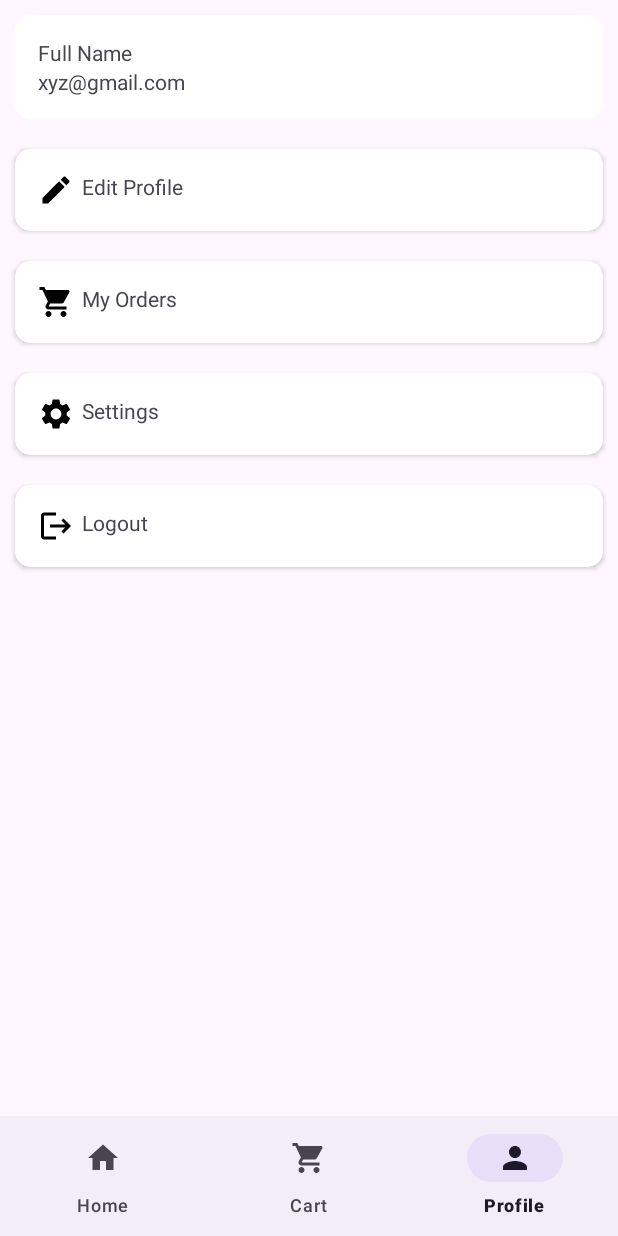
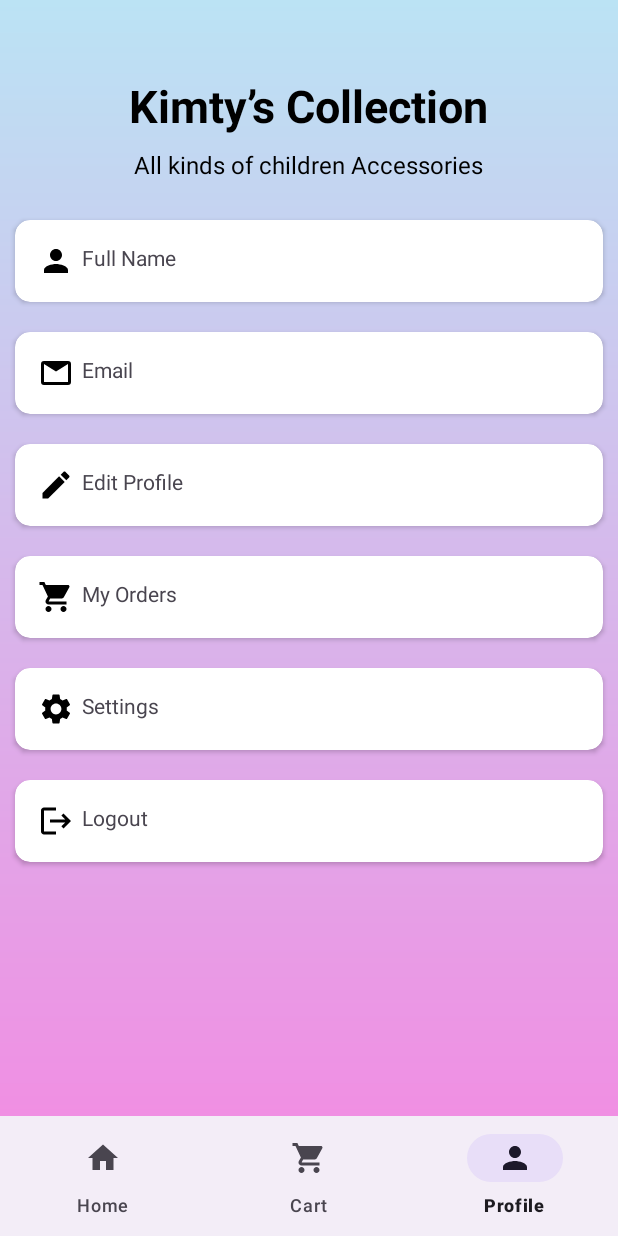
Before and after one commit to KimtyShrestha/Android-Final-Project---Kimty-s-Collection-, an Android app: the HomeFragment screen opened directly, with no data from a screen before it, item 3 of the bottom bar chosen, on a phone screen of 412 x 824 dp. Run offline under Robolectric (Android 15) with nearby library versions, the phone set to English and light mode, and no system bars; our stand-ins replace Firebase (no records; nobody signed in at launch, a user with empty details on screens opened directly).

Commit message:
Xml files updatd

```diff
--- /dev/null
+++ b/app/src/main/res/drawable/baseline_email_24.xml
@@ -0,0 +1,9 @@
+<vector xmlns:android="http://schemas.android.com/apk/res/android"
+    android:width="24dp"
+    android:height="24dp"
+    android:viewportWidth="24"
+    android:viewportHeight="24">
+    <path
+        android:fillColor="#000000"
+        android:pathData="M22,6V18A2,2 0 0,1 20,20H4A2,2 0 0,1 2,18V6A2,2 0 0,1 4,4H20A2,2 0 0,1 22,6M20,6L12,11L4,6V18H20V6Z" />
+</vector>
--- a/app/src/main/res/layout/activity_login.xml
+++ b/app/src/main/res/layout/activity_login.xml
@@ -7,7 +7,6 @@
     android:padding="16dp"
     tools:context=".ui.activity.LoginActivity"
     android:background="@drawable/background_gradient">
-
     <TextView
         android:layout_width="wrap_content"
         android:layout_height="wrap_content"
@@ -27,6 +26,7 @@
         android:textSize="16sp"
         android:layout_gravity="center"
         android:paddingBottom="16dp" />
+
 
     <EditText
         android:id="@+id/editEmail"
--- a/app/src/main/res/layout/activity_navigation.xml
+++ b/app/src/main/res/layout/activity_navigation.xml
@@ -5,6 +5,7 @@
     android:id="@+id/main"
     android:layout_width="match_parent"
     android:layout_height="match_parent"
+    android:background="@drawable/background_gradient"
     tools:context=".ui.activity.NavigationActivity">
 
 
--- a/app/src/main/res/layout/activity_product_dashboard.xml
+++ b/app/src/main/res/layout/activity_product_dashboard.xml
@@ -5,6 +5,7 @@
     android:id="@+id/main"
     android:layout_width="match_parent"
     android:layout_height="match_parent"
+    android:background="@drawable/background_gradient"
     tools:context=".ui.activity.ProductDashboardActivity">
 
     <androidx.recyclerview.widget.RecyclerView
--- a/app/src/main/res/layout/fragment_cart.xml
+++ b/app/src/main/res/layout/fragment_cart.xml
@@ -3,6 +3,8 @@
     xmlns:tools="http://schemas.android.com/tools"
     android:layout_width="match_parent"
     android:layout_height="match_parent"
+    android:background="@drawable/background_gradient"
+
     tools:context=".ui.fragment.CartFragment">
 
     <!-- TODO: Update blank fragment layout -->
--- a/app/src/main/res/layout/fragment_category.xml
+++ b/app/src/main/res/layout/fragment_category.xml
@@ -3,6 +3,7 @@
     xmlns:tools="http://schemas.android.com/tools"
     android:layout_width="match_parent"
     android:layout_height="match_parent"
+    android:background="@drawable/background_gradient"
     tools:context=".ui.fragment.CategoryFragment">
 
     <!-- TODO: Update blank fragment layout -->
--- a/app/src/main/res/layout/fragment_home.xml
+++ b/app/src/main/res/layout/fragment_home.xml
@@ -3,7 +3,8 @@
     xmlns:tools="http://schemas.android.com/tools"
     android:layout_width="match_parent"
     android:layout_height="match_parent"
-    tools:context=".ui.fragment.HomeFragment">
+    tools:context=".ui.fragment.HomeFragment"
+    android:background="@drawable/background_gradient">
 
     <!-- TODO: Update blank fragment layout -->
     <TextView
--- a/app/src/main/res/layout/fragment_profile.xml
+++ b/app/src/main/res/layout/fragment_profile.xml
@@ -5,28 +5,79 @@
     xmlns:app="http://schemas.android.com/apk/res-auto"
     android:orientation="vertical"
     android:layout_height="match_parent"
+    android:background="@drawable/background_gradient"
     tools:context=".ui.fragment.ProfileFragment">
 
+    <TextView
+        android:layout_width="wrap_content"
+        android:layout_height="wrap_content"
+        android:text="Kimty’s Collection"
+        android:textSize="30sp"
+        android:textStyle="bold"
+        android:textColor="@color/black"
+        android:layout_gravity="center"
+        android:paddingBottom="8dp"
+        android:layout_marginTop="50dp"/>
+
+    <TextView
+        android:layout_width="wrap_content"
+        android:layout_height="wrap_content"
+        android:text="All kinds of children Accessories"
+        android:textColor="@color/black"
+        android:textSize="16sp"
+        android:layout_gravity="center"
+        android:paddingBottom="16dp" />
 
 
+    <!-- Full Name Box -->
     <androidx.cardview.widget.CardView
         android:layout_margin="10dp"
         app:cardCornerRadius="10dp"
         android:layout_width="match_parent"
         android:layout_height="wrap_content">
+
         <LinearLayout
-           android:padding="15dp"
             android:layout_width="wrap_content"
-           android:orientation="vertical"
-           android:layout_height="wrap_content">
+            android:layout_height="wrap_content"
+            android:orientation="horizontal"
+            android:padding="15dp">
+
+            <ImageView
+                android:src="@drawable/baseline_person_24"
+                android:layout_width="wrap_content"
+                android:layout_height="wrap_content"/>
+
             <TextView
                 android:id="@+id/profileName"
+                android:layout_marginStart="5dp"
                 android:text="Full Name"
                 android:layout_width="wrap_content"
                 android:layout_height="wrap_content"/>
+        </LinearLayout>
+    </androidx.cardview.widget.CardView>
+
+    <!-- Email Box -->
+    <androidx.cardview.widget.CardView
+        android:layout_margin="10dp"
+        app:cardCornerRadius="10dp"
+        android:layout_width="match_parent"
+        android:layout_height="wrap_content">
+
+        <LinearLayout
+            android:layout_width="wrap_content"
+            android:layout_height="wrap_content"
+            android:orientation="horizontal"
+            android:padding="15dp">
+
+            <ImageView
+                android:src="@drawable/baseline_email_24"
+                android:layout_width="wrap_content"
+                android:layout_height="wrap_content"/>
+
             <TextView
                 android:id="@+id/profileEmail"
-               android:text="xyz@gmail.com"
+                android:layout_marginStart="5dp"
+                android:text="Email"
                 android:layout_width="wrap_content"
                 android:layout_height="wrap_content"/>
         </LinearLayout>
--- a/app/src/main/res/layout/sample_products.xml
+++ b/app/src/main/res/layout/sample_products.xml
@@ -3,7 +3,8 @@
     xmlns:app="http://schemas.android.com/apk/res-auto"
     android:orientation="vertical"
     android:layout_width="match_parent"
-    android:layout_height="match_parent">
+    android:layout_height="match_parent"
+    android:background="@drawable/background_gradient">
 
 <androidx.cardview.widget.CardView
     app:cardCornerRadius="12dp"
```
Also changed, not shown: app/src/main/res/layout/activity_add_product.xml (+20 -1 lines), app/src/main/res/layout/activity_main.xml (+7 -2 lines), app/src/main/res/layout/activity_register.xml (+25 -3 lines), app/src/main/res/layout/activity_update_product.xml (+24 -1 lines). Lines whose indentation alone changed are shown as unchanged.
